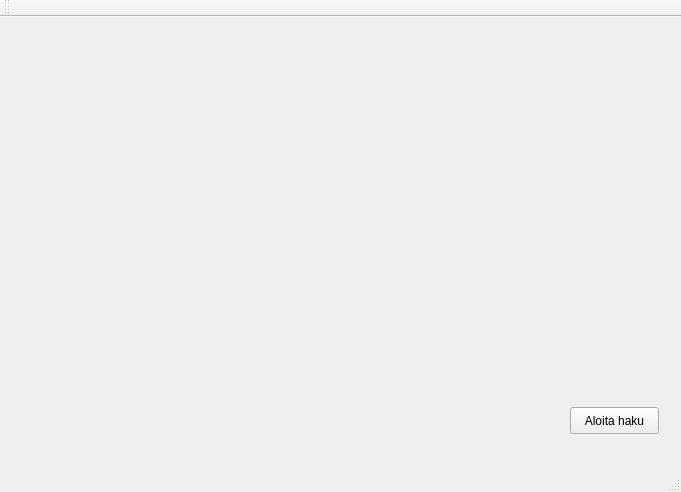
vikidi/Finlandia-Hiihto-Visual, file App/mainwindow.ui: the form before one commit.
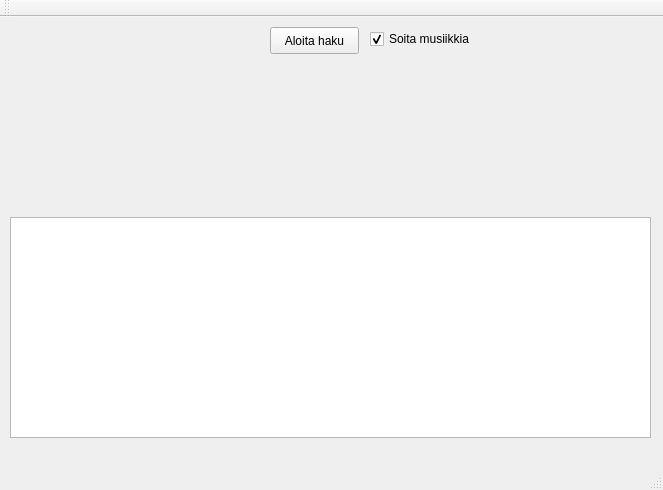
The form after the commit.

What changed in the file:
```diff
--- a/App/mainwindow.ui
+++ b/App/mainwindow.ui
@@ -6,8 +6,8 @@
    <rect>
     <x>0</x>
     <y>0</y>
-    <width>681</width>
-    <height>492</height>
+    <width>663</width>
+    <height>490</height>
    </rect>
   </property>
   <property name="windowTitle">
@@ -17,8 +17,8 @@
    <widget class="QPushButton" name="haunAloitusNappi">
     <property name="geometry">
      <rect>
-      <x>570</x>
-      <y>390</y>
+      <x>270</x>
+      <y>10</y>
       <width>89</width>
       <height>27</height>
      </rect>
@@ -31,13 +31,45 @@
     <property name="geometry">
      <rect>
       <x>10</x>
-      <y>70</y>
+      <y>40</y>
       <width>641</width>
       <height>151</height>
      </rect>
     </property>
     <layout class="QGridLayout" name="gridLayout"/>
    </widget>
+   <widget class="QTextEdit" name="txt_info">
+    <property name="enabled">
+     <bool>true</bool>
+    </property>
+    <property name="geometry">
+     <rect>
+      <x>10</x>
+      <y>200</y>
+      <width>641</width>
+      <height>221</height>
+     </rect>
+    </property>
+    <property name="readOnly">
+     <bool>true</bool>
+    </property>
+   </widget>
+   <widget class="QCheckBox" name="MusicCheckbox">
+    <property name="geometry">
+     <rect>
+      <x>370</x>
+      <y>10</y>
+      <width>171</width>
+      <height>24</height>
+     </rect>
+    </property>
+    <property name="text">
+     <string>Soita musiikkia</string>
+    </property>
+    <property name="checked">
+     <bool>true</bool>
+    </property>
+   </widget>
   </widget>
   <widget class="QMenuBar" name="menuBar">
    <property name="geometry">
```
Left out of the diff: 2 changed lines with no effect on the pictures.
